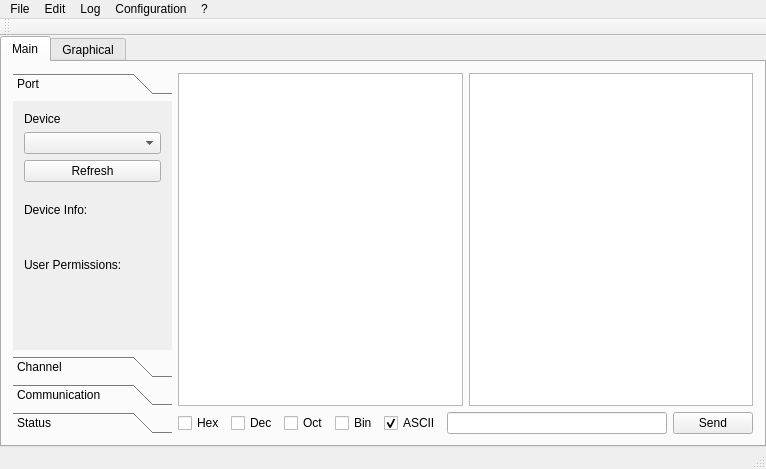
balsini/QCereal, file src/mainwindow.ui: the form before one commit.
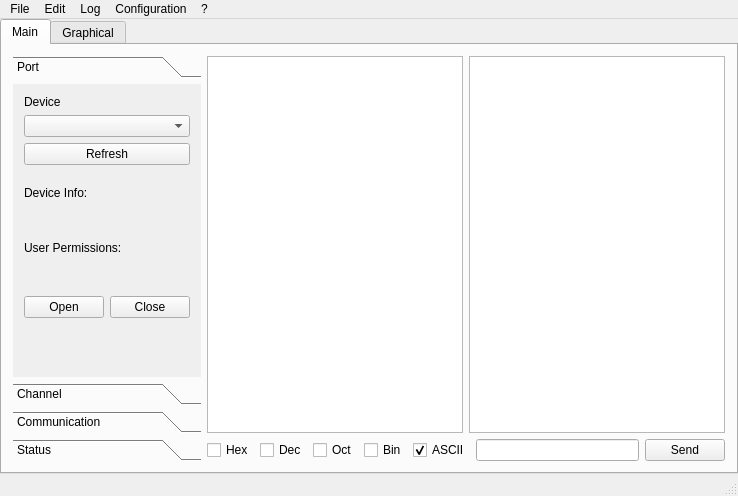
The form after the commit.

Commit message: Added buttons for serial connection and disconnection

The edit to the form file:
```diff
--- a/src/mainwindow.ui
+++ b/src/mainwindow.ui
@@ -6,8 +6,8 @@
    <rect>
     <x>0</x>
     <y>0</y>
-    <width>766</width>
-    <height>441</height>
+    <width>711</width>
+    <height>496</height>
    </rect>
   </property>
   <property name="windowTitle">
@@ -47,7 +47,10 @@
        </attribute>
        <layout class="QGridLayout" name="gridLayout_6">
         <item row="0" column="0">
-         <layout class="QHBoxLayout" name="writtenLayout">
+         <layout class="QHBoxLayout" name="MainLayout">
+          <property name="spacing">
+           <number>6</number>
+          </property>
           <item>
            <widget class="QToolBox" name="toolBox">
             <property name="sizePolicy">
@@ -70,8 +73,8 @@
               <rect>
                <x>0</x>
                <y>0</y>
-               <width>145</width>
-               <height>227</height>
+               <width>186</width>
+               <height>277</height>
               </rect>
              </property>
              <attribute name="label">
@@ -106,19 +109,6 @@
                 </item>
                </layout>
               </item>
-              <item row="10" column="0">
-               <spacer name="verticalSpacer">
-                <property name="orientation">
-                 <enum>Qt::Vertical</enum>
-                </property>
-                <property name="sizeHint" stdset="0">
-                 <size>
-                  <width>20</width>
-                  <height>45</height>
-                 </size>
-                </property>
-               </spacer>
-              </item>
               <item row="1" column="0">
                <widget class="QPushButton" name="RefreshDevices">
                 <property name="text">
@@ -183,6 +173,53 @@
                 </property>
                </spacer>
               </item>
+              <item row="11" column="0">
+               <layout class="QHBoxLayout" name="DeviceOpenCloseLayout">
+                <item>
+                 <widget class="QPushButton" name="DeviceOpen">
+                  <property name="text">
+                   <string>Open</string>
+                  </property>
+                 </widget>
+                </item>
+                <item>
+                 <widget class="QPushButton" name="DeviceClose">
+                  <property name="text">
+                   <string>Close</string>
+                  </property>
+                 </widget>
+                </item>
+               </layout>
+              </item>
+              <item row="12" column="0">
+               <spacer name="verticalSpacer">
+                <property name="orientation">
+                 <enum>Qt::Vertical</enum>
+                </property>
+                <property name="sizeHint" stdset="0">
+                 <size>
+                  <width>20</width>
+                  <height>45</height>
+                 </size>
+                </property>
+               </spacer>
+              </item>
+              <item row="9" column="0">
+               <spacer name="verticalSpacer_10">
+                <property name="orientation">
+                 <enum>Qt::Vertical</enum>
+                </property>
+                <property name="sizeType">
+                 <enum>QSizePolicy::Fixed</enum>
+                </property>
+                <property name="sizeHint" stdset="0">
+                 <size>
+                  <width>0</width>
+                  <height>15</height>
+                 </size>
+                </property>
+               </spacer>
+              </item>
              </layout>
             </widget>
             <widget class="QWidget" name="ChannelConfiguration">
@@ -626,7 +663,7 @@
     <rect>
      <x>0</x>
      <y>0</y>
-     <width>766</width>
+     <width>711</width>
      <height>20</height>
     </rect>
    </property>
@@ -685,14 +722,6 @@
    <addaction name="menuConfiguration"/>
    <addaction name="menu"/>
   </widget>
-  <widget class="QToolBar" name="mainToolBar">
-   <attribute name="toolBarArea">
-    <enum>TopToolBarArea</enum>
-   </attribute>
-   <attribute name="toolBarBreak">
-    <bool>false</bool>
-   </attribute>
-  </widget>
   <widget class="QStatusBar" name="statusBar"/>
   <action name="actionQuit">
    <property name="text">
```
Left out of the diff: 60 changed lines with no effect on the pictures.
